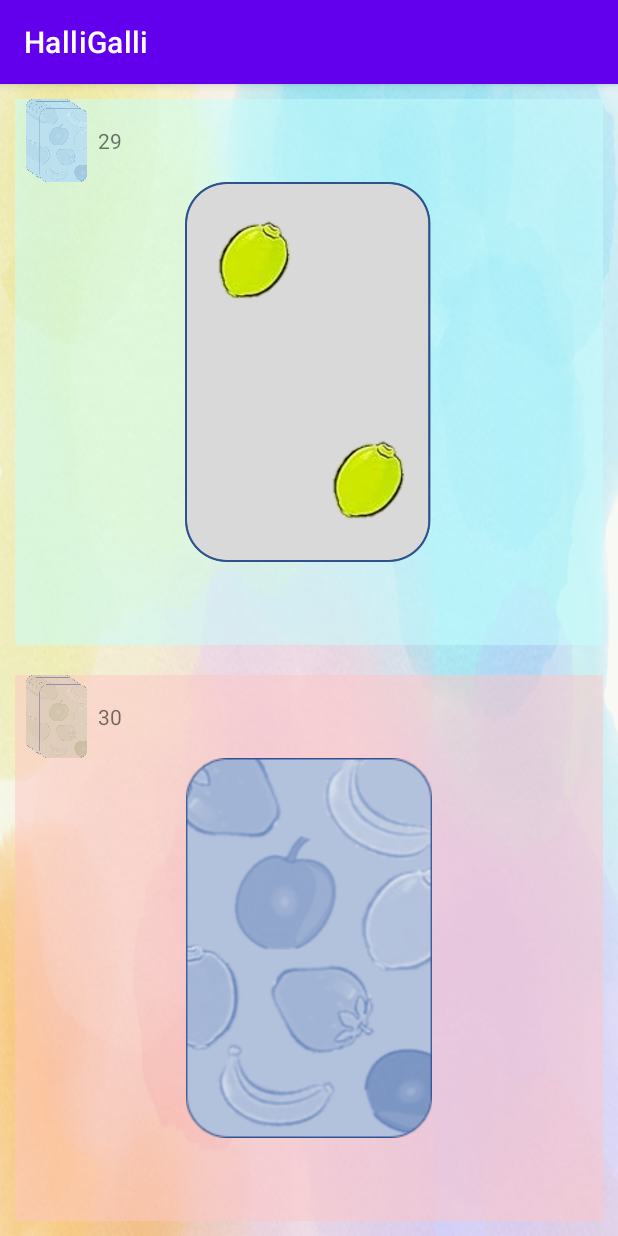
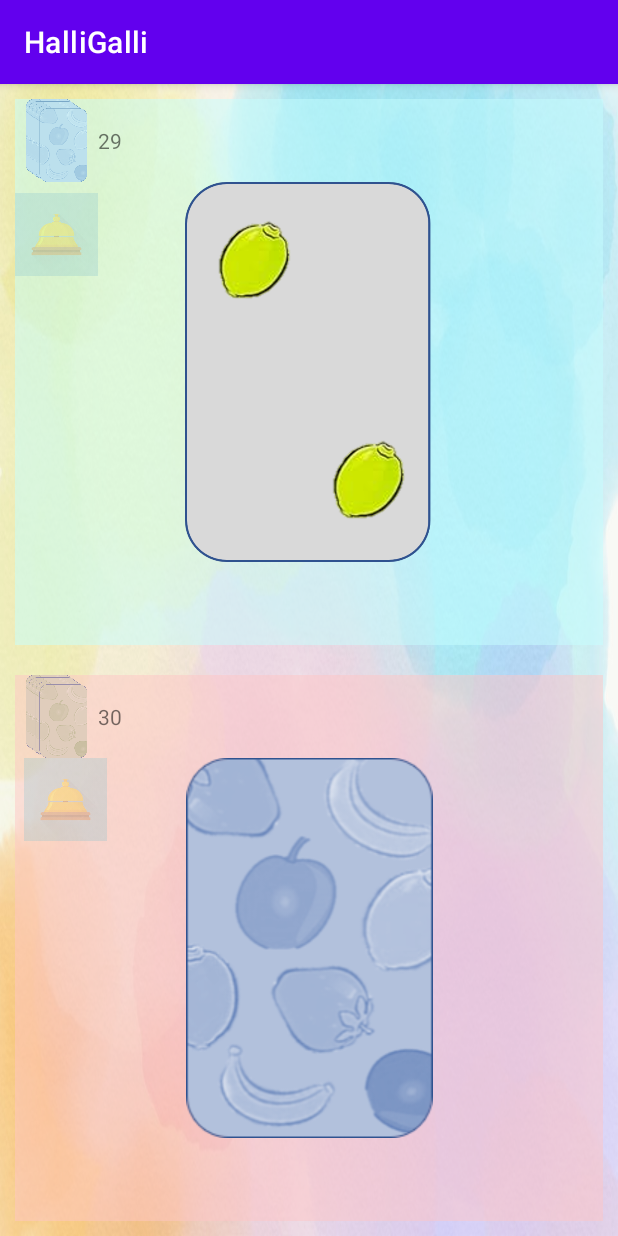
Before and after one commit to JungJae98/HalliGalli, an Android app: the screen it shows after launch (MainActivity), after a tap on an icon or button, on a phone screen of 412 x 824 dp. Run offline under Robolectric (Android 15) with nearby library versions, the phone set to English and light mode, and no system bars.

Commit message:
벨 추가함 그리고 핸들러 만들었음 핸들러에서 합이 5일때 나머지 값들을 처리해야함

```diff
--- a/app/src/main/java/kr/co/company/halligalli/Game.java
+++ b/app/src/main/java/kr/co/company/halligalli/Game.java
@@ -5,6 +5,8 @@ import java.util.Random;
 public class Game {
     private Player player1;
     private Player player2;
+
+    public int playerTurn = 0; //플레이어 턴을 체크
 
     // 카드의 타입을 정하는 함수
     private String cardType(){
@@ -67,17 +69,6 @@ public class Game {
                     cardFilp = "banana5";
                     break;
             }
-//            if(cardNumber() == 1){
-//                return cardFilp ="banana1";
-//            } else if (cardNumber() == 2) {
-//                return cardFilp ="banana2";
-//            } else if (cardNumber() == 3) {
-//                return cardFilp ="banana3";
-//            } else if (cardNumber() == 4) {
-//                return cardFilp ="banana4";
-//            } else if (cardNumber() == 5) {
-//                return cardFilp ="banana5";
-//            }
         }
         if(cardType == "berry"){
             switch(cardNumber){
@@ -97,17 +88,6 @@ public class Game {
                     cardFilp = "strawberry5";
                     break;
             }
-//            if(cardNumber() == 1){
-//                return cardFilp ="strawberry1";
-//            } else if (cardNumber() == 2) {
-//                return cardFilp ="strawberry2";
-//            } else if (cardNumber() == 3) {
-//                return cardFilp ="strawberry3";
-//            } else if (cardNumber() == 4) {
-//                return cardFilp ="strawberry4";
-//            } else if (cardNumber() == 5) {
-//                return cardFilp ="strawberry5";
-//            }
         }
         if(cardType == "plum"){
             switch(cardNumber){
@@ -127,17 +107,6 @@ public class Game {
                     cardFilp = "plum5";
                     break;
             }
-//            if(cardNumber() == 1){
-//                return cardFilp ="plum1";
-//            } else if (cardNumber() == 2) {
-//                return cardFilp ="plum2";
-//            } else if (cardNumber() == 3) {
-//                return cardFilp ="plum3";
-//            } else if (cardNumber() == 4) {
-//                return cardFilp ="plum4";
-//            } else if (cardNumber() == 5) {
-//                return cardFilp ="plum5";
-//            }
         }
         if(cardType == "lime"){
             switch(cardNumber){
@@ -157,18 +126,15 @@ public class Game {
                     cardFilp = "lime5";
                     break;
             }
-//            if(cardNumber() == 1){
-//                return cardFilp ="lime1";
-//            } else if (cardNumber() == 2) {
-//                return cardFilp ="lime2";
-//            } else if (cardNumber() == 3) {
-//                return cardFilp ="lime3";
-//            } else if (cardNumber() == 4) {
-//                return cardFilp ="lime4";
-//            } else if (cardNumber() == 5) {
-//                return cardFilp = "lime5";
-//            }
         }
         return cardFilp;
     }
+
+    public void p1Turn(){
+        playerTurn = 1;
+    }
+
+    public void p2Turn(){
+        playerTurn = 0;
+    }
 }
--- a/app/src/main/java/kr/co/company/halligalli/MainActivity.java
+++ b/app/src/main/java/kr/co/company/halligalli/MainActivity.java
@@ -6,6 +6,8 @@ import android.os.Bundle;
 import android.os.Handler;
 import android.os.Message;
 import android.view.View;
+import android.view.animation.AlphaAnimation;
+import android.view.animation.Animation;
 import android.widget.ImageView;
 import android.widget.LinearLayout;
 import android.widget.TextView;
@@ -33,21 +35,32 @@ public class MainActivity extends AppCompatActivity {
         p2_cardView = (ImageView) findViewById(R.id.p2_card);
         p1_Tcard = (TextView) findViewById(R.id.p1_Tcard);
         p2_Tcard = (TextView) findViewById(R.id.p2_Tcard);
-
         p1_Tcard.setText(Integer.toString(setCardNum)); //세팅된 카드 숫자를 출력
 
-        BackgroundThread thread = new BackgroundThread();
+
+        MainHandler mHandler = new MainHandler();// 핸들러 사용
+        BackgroundThread thread = new BackgroundThread(mHandler); //쓰레드 가져옴
         thread.start();
+
+
+
+
+        // 카드 뒤집힐 때 애니메이션 효과를 위한 코드
+        AlphaAnimation animation = new AlphaAnimation(0.0f, 1.0f);
+        animation.setDuration(200);
+
         p1_cardView.setOnClickListener(new View.OnClickListener(){
             @Override
             public void onClick(View v){
+                if(game.playerTurn == 0){
                     String cardFilp = game.cardFilp();
                     // 이미지를 랜덤으로 불러서 가져옴
                     int imageResource = getResources().getIdentifier(cardFilp, "drawable", getPackageName());
+                    // 불러온 이미지로 p1_cardView의 이미지를 변경하는 if문 구절
                     if(imageResource != 0){
-                    p1_cardView.setImageResource(imageResource); //0이 아닐때 이미지를 변경한다.
+                        p1_cardView.setImageResource(imageResource); // 이미지를 변경
                         card.setCard1(cardFilp);
-//                    card[0] = cardFilp; //
+                        p1_cardView.startAnimation(animation); //카드에 애니메이션 효과
                     }
                     player1.desCardcount(); //카드수 1 감소
                     card.addFieldCard(); // 필드 카드수 증가
@@ -68,53 +81,26 @@ public class MainActivity extends AppCompatActivity {
                         //
                         //
                     }
-
-                // 과일 갯수의 합이 5일 경우
-                /*String card1 = card.getCard1();
-                String card2 = card.getCard2();
-                if ((card1.equals("banana1") && card2.equals("banana4"))
-                        || (card1.equals("banana2") && card2.equals("banana3"))
-                        || (card1.equals("banana3") && card2.equals("banana2"))
-                        || (card1.equals("banana4") && card2.equals("banana1"))
-                        || (card1.equals("plum1") && card2.equals("plum4"))
-                        || (card1.equals("plum2") && card2.equals("plum3"))
-                        || (card1.equals("plum3") && card2.equals("plum2"))
-                        || (card1.equals("plum4") && card2.equals("plum1"))
-                        || (card1.equals("lime1") && card2.equals("lime4"))
-                        || (card1.equals("lime2") && card2.equals("lime3"))
-                        || (card1.equals("lime3") && card2.equals("lime2"))
-                        || (card1.equals("lime4") && card2.equals("lime1"))
-                        || (card1.equals("strawberry1") && card2.equals("strawberry4"))
-                        || (card1.equals("strawberry2") && card2.equals("strawberry3"))
-                        || (card1.equals("strawberry3") && card2.equals("strawberry2"))
-                        || (card1.equals("strawberry4") && card2.equals("strawberry1"))
-                        || (card1.equals("banana5") && !(card2.equals("banana1") || card2.equals("banana2") || card2.equals("banana3") || card2.equals("banana4") || card2.equals("banana5")))
-                        || (card2.equals("banana5") && !(card1.equals("banana1") || card1.equals("banana2") || card1.equals("banana3") || card1.equals("banana4") || card1.equals("banana5")))
-                        || (card1.equals("plum5") && !(card2.equals("plum1") || card2.equals("plum2") || card2.equals("plum3") || card2.equals("plum4") || card2.equals("plum5")))
-                        || (card2.equals("plum5") && !(card1.equals("plum1") || card1.equals("plum2") || card1.equals("plum3") || card1.equals("plum4") || card1.equals("plum5")))
-                        || (card1.equals("lime5") && !(card2.equals("lime1") || card2.equals("lime2") || card2.equals("lime3") || card2.equals("lime4") || card2.equals("lime5")))
-                        || (card2.equals("lime5") && !(card1.equals("lime1") || card1.equals("lime2") || card1.equals("lime3") || card1.equals("lime4") || card1.equals("lime5")))
-                        || (card1.equals("strawberry5") && !(card2.equals("strawberry1") || card2.equals("strawberry2") || card2.equals("strawberry3") || card2.equals("strawberry4") || card2.equals("strawberry5")))
-                        || (card2.equals("strawberry5") && !(card1.equals("strawberry1") || card1.equals("strawberry2") || card1.equals("strawberry3") || card1.equals("strawberry4") || card1.equals("strawberry5")))
-                ) {
-                    System.out.println(card1 +" : " + card2 + "합이 5임");
-                    card.resetFieldCard();
-                        // 조건이 참일 때 실행할 코드
-                }*/
-
                     p1_cardView.setScaleType(ImageView.ScaleType.CENTER_INSIDE);
+                    game.p1Turn(); // 턴전환
+                }
             }
         });
 
         p2_cardView.setOnClickListener(new View.OnClickListener() {
             @Override
             public void onClick(View view) {
+                if (game.playerTurn != 0){
+
                     String cardFilp = game.cardFilp();
+
                     // 이미지를 랜덤으로 불러서 가져옴
                     int imageResource = getResources().getIdentifier(cardFilp, "drawable", getPackageName());
+                    // 불러온 이미지로 p2_cardView의 이미지를 변경하는 if문 구절
                     if(imageResource != 0){
-                    p2_cardView.setImageResource(imageResource);
+                        p2_cardView.setImageResource(imageResource); // 이미지를 변경
                         card.setCard2(cardFilp);
+                        p2_cardView.startAnimation(animation); //카드에 애니메이션 효과
                     }
                     player2.desCardcount(); //카드 수 1감소
                     card.addFieldCard(); // 필드 카드수 증가
@@ -124,6 +110,7 @@ public class MainActivity extends AppCompatActivity {
                         //남은카드 텍스트 업데이트
                         int newCard = player2.getCardcount();
                         p2_Tcard.setText(Integer.toString(newCard));
+
                     }else{ //카드 카운트가 0이 될 경우
                         //
                         //
@@ -134,14 +121,19 @@ public class MainActivity extends AppCompatActivity {
                         //
                         //
                     }
-
                     p2_cardView.setScaleType(ImageView.ScaleType.CENTER_INSIDE);
+                    game.p2Turn(); //플레이어 턴 전환
+                }
             }
         });
     }
 
     // 쓰레드를 이용하여 카드 조건을 확인
     class BackgroundThread extends Thread{
+        Handler mhandler;
+        public BackgroundThread(Handler handler){
+            mhandler = handler;
+        }
         public void run(){
             while(true){
                 String card1 = card.getCard1();
@@ -173,7 +165,12 @@ public class MainActivity extends AppCompatActivity {
                 ) {
                     System.out.println(card1 +" : " + card2 + "합이 5임");
                     card.resetFieldCard();
-                    // 조건이 참일 때 실행할 코드
+
+                    Message msg = new Message();
+                    msg.what = 1;
+
+                    mhandler.sendMessage(msg);
+
                 }
                 try{
                     Thread.sleep(100);
@@ -190,7 +187,13 @@ public class MainActivity extends AppCompatActivity {
         public void handleMessage(Message msg){
             super.handleMessage(msg);
 
-            Bundle bundle = msg.getData();
+            if(msg.what == 1){
+                int imageResource = getResources().getIdentifier("bell", "drawable", getPackageName());
+                if (imageResource != 0){
+                    p1_cardView.setImageResource(imageResource);
+                    p2_cardView.setImageResource(imageResource);
                 }
             }
         }
+    }
+}
--- a/app/src/main/res/layout/activity_main.xml
+++ b/app/src/main/res/layout/activity_main.xml
@@ -46,8 +46,20 @@
             tools:layout_editor_absoluteY="42dp" />
 
         <ImageView
+            android:layout_width="55dp"
+            android:layout_height="55dp"
+            android:src="@drawable/bell"
+            android:alpha="0.3"
+            app:layout_constraintBottom_toBottomOf="@+id/p1_filed"
+            app:layout_constraintEnd_toEndOf="@+id/p1_filed"
+            app:layout_constraintHorizontal_bias="0.0"
+            app:layout_constraintStart_toStartOf="@+id/p1_filed"
+            app:layout_constraintTop_toBottomOf="@+id/imageView2"
+            app:layout_constraintVertical_bias="0.029" />
+
+        <ImageView
             android:id="@+id/p1_card"
-            android:layout_width="match_parent"
+            android:layout_width="wrap_content"
             android:layout_height="match_parent"
             android:padding="55dp"
             app:layout_constraintBottom_toBottomOf="@+id/p1_filed"
@@ -55,6 +67,7 @@
             app:layout_constraintStart_toStartOf="parent"
             app:layout_constraintTop_toTopOf="@+id/p1_filed"
             app:srcCompat="@drawable/cardback" />
+
 
         <TextView
             android:id="@+id/p1_Tcard"
@@ -95,15 +108,27 @@
             tools:layout_editor_absoluteY="225dp" />
 
         <ImageView
+            android:layout_width="55dp"
+            android:layout_height="55dp"
+            android:src="@drawable/bell"
+            android:alpha="0.3"
+            app:layout_constraintBottom_toBottomOf="@+id/p2_filed"
+            app:layout_constraintEnd_toEndOf="@+id/p2_filed"
+            app:layout_constraintHorizontal_bias="0.017"
+            app:layout_constraintStart_toStartOf="@+id/p2_filed"
+            app:layout_constraintTop_toBottomOf="@+id/imageView3"
+            app:layout_constraintVertical_bias="0.0" />
+
+        <ImageView
             android:id="@+id/p2_card"
-            android:layout_width="match_parent"
+            android:layout_width="wrap_content"
             android:layout_height="match_parent"
+            android:onClick="onClick"
             android:padding="55dp"
             app:layout_constraintBottom_toBottomOf="@+id/p2_filed"
             app:layout_constraintEnd_toEndOf="@+id/p2_filed"
             app:layout_constraintStart_toStartOf="@+id/p2_filed"
             app:layout_constraintTop_toTopOf="@+id/p2_filed"
-            android:onClick="onClick"
             app:srcCompat="@drawable/cardback" />
 
         <TextView
```
Also changed, not shown: app/src/main/res/drawable/bell.jpeg (added). Lines whose indentation alone changed are shown as unchanged.
